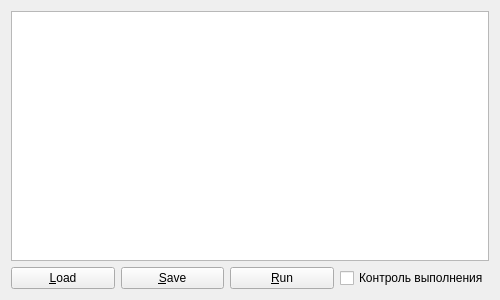
This is loadrunner.ui in VorobetsRoman/loadRunner12 as Qt 5 draws it before an edit. The edited form follows.
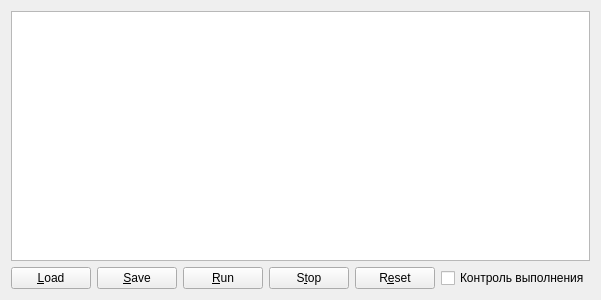
This is the edited form. Icons and pictures are not drawn.

What changed in the file:
```diff
--- a/loadrunner.ui
+++ b/loadrunner.ui
@@ -35,6 +35,28 @@
        <property name="text">
         <string>&amp;Run</string>
        </property>
+       <property name="icon">
+        <iconset resource="buttons.qrc">
+         <normaloff>:/buttons/media-play-16.png</normaloff>:/buttons/media-play-16.png</iconset>
+       </property>
+      </widget>
+     </item>
+     <item>
+      <widget class="QPushButton" name="pbStop">
+       <property name="text">
+        <string>S&amp;top</string>
+       </property>
+       <property name="icon">
+        <iconset resource="buttons.qrc">
+         <normaloff>:/buttons/media-stop-32.png</normaloff>:/buttons/media-stop-32.png</iconset>
+       </property>
+      </widget>
+     </item>
+     <item>
+      <widget class="QPushButton" name="pbReset">
+       <property name="text">
+        <string>R&amp;eset</string>
+       </property>
       </widget>
      </item>
      <item>
```
Left out of the diff: 12 changed lines with no effect on the pictures.
